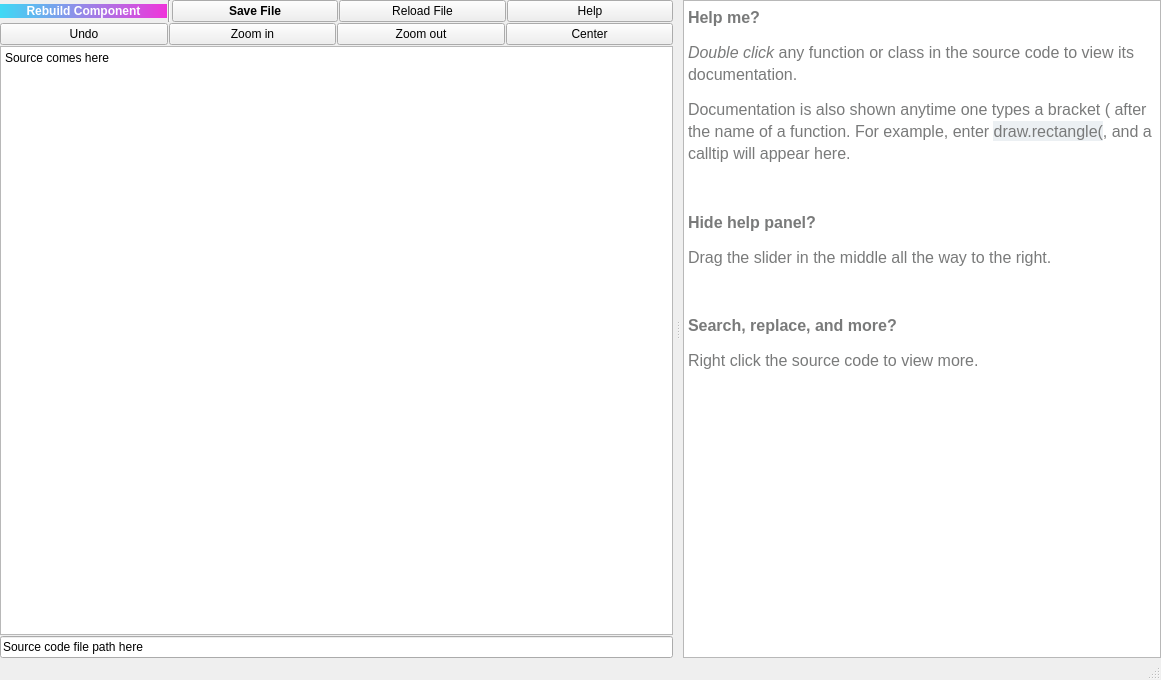
Above: qiskit_metal/_gui/edit_source_ui.ui from qiskit-community/qiskit-metal before the change. Below: the same form after it.
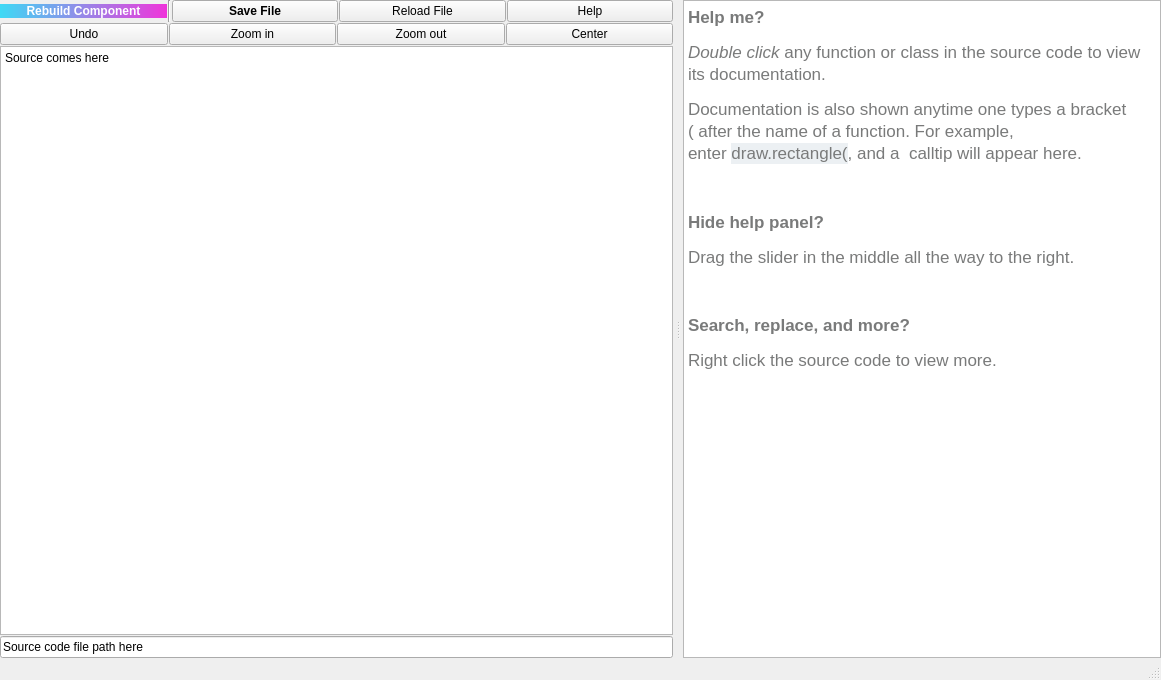
That is the form after the change. Icons and pictures are not drawn. Custom widgets are drawn as their Qt base class.

Commit message: Fixing mac found compatibility errors

```diff
--- a/qiskit_metal/_gui/edit_source_ui.ui
+++ b/qiskit_metal/_gui/edit_source_ui.ui
@@ -10,6 +10,11 @@
     <height>680</height>
    </rect>
   </property>
+  <property name="font">
+   <font>
+    <family>Arial</family>
+   </font>
+  </property>
   <property name="windowTitle">
    <string>Edit source code</string>
   </property>
@@ -258,16 +263,16 @@
            <string>&lt;!DOCTYPE HTML PUBLIC &quot;-//W3C//DTD HTML 4.0//EN&quot; &quot;http://www.w3.org/TR/REC-html40/strict.dtd&quot;&gt;
 &lt;html&gt;&lt;head&gt;&lt;meta name=&quot;qrichtext&quot; content=&quot;1&quot; /&gt;&lt;title&gt;Help&lt;/title&gt;&lt;style type=&quot;text/css&quot;&gt;
 p, li { white-space: pre-wrap; }
-&lt;/style&gt;&lt;/head&gt;&lt;body style=&quot; font-family:'.SF NS Text'; font-size:13pt; font-weight:400; font-style:normal;&quot;&gt;
-&lt;p style=&quot; margin-top:12px; margin-bottom:12px; margin-left:0px; margin-right:0px; -qt-block-indent:0; text-indent:0px; line-height:22.4px; background-color:#ffffff;&quot;&gt;&lt;span style=&quot; font-family:'Lucida Grande,Arial,sans-serif'; font-size:16px; font-weight:600; color:#797a7a; background-color:#ffffff;&quot;&gt;Help me?&lt;/span&gt;&lt;/p&gt;
-&lt;p style=&quot; margin-top:12px; margin-bottom:12px; margin-left:0px; margin-right:0px; -qt-block-indent:0; text-indent:0px; line-height:22.4px; background-color:#ffffff;&quot;&gt;&lt;span style=&quot; font-family:'Lucida Grande,Arial,sans-serif'; font-size:16px; font-style:italic; color:#797a7a; background-color:#ffffff;&quot;&gt;Double click &lt;/span&gt;&lt;span style=&quot; font-family:'Lucida Grande,Arial,sans-serif'; font-size:16px; color:#797a7a; background-color:#ffffff;&quot;&gt;any function or class in the source code to view its documentation. &lt;/span&gt;&lt;/p&gt;
-&lt;p style=&quot; margin-top:12px; margin-bottom:12px; margin-left:0px; margin-right:0px; -qt-block-indent:0; text-indent:0px; line-height:22.4px; background-color:#ffffff;&quot;&gt;&lt;span style=&quot; font-family:'Lucida Grande,Arial,sans-serif'; font-size:16px; color:#797a7a; background-color:#ffffff;&quot;&gt;Documentation is also shown anytime one types&lt;/span&gt;&lt;span style=&quot; font-family:'Lucida Grande,Arial,sans-serif'; font-size:16px; color:#797a7a;&quot;&gt; a bracket &lt;/span&gt;&lt;span style=&quot; font-family:'Monaco'; font-size:16px; color:#797a7a;&quot;&gt;(&lt;/span&gt;&lt;span style=&quot; font-family:'Lucida Grande,Arial,sans-serif'; font-size:16px; color:#797a7a;&quot;&gt; after the name of a function. &lt;/span&gt;&lt;span style=&quot; font-family:'Lucida Grande,Arial,sans-serif'; font-size:16px; color:#797a7a; background-color:#ffffff;&quot;&gt;For example, enter&lt;/span&gt;&lt;span style=&quot; font-family:'Lucida Grande,Arial,sans-serif'; font-size:16px; color:#797a7a;&quot;&gt; &lt;/span&gt;&lt;span style=&quot; font-family:'monospace,sans-serif'; font-size:16px; color:#797a7a; background-color:#ecf0f3;&quot;&gt;draw.rectangle(&lt;/span&gt;&lt;span style=&quot; font-family:'Lucida Grande,Arial,sans-serif'; font-size:16px; color:#797a7a;&quot;&gt;, and a  calltip will appear here.&lt;/span&gt;&lt;/p&gt;
-&lt;p style=&quot;-qt-paragraph-type:empty; margin-top:12px; margin-bottom:12px; margin-left:0px; margin-right:0px; -qt-block-indent:0; text-indent:0px; line-height:22.4px; font-family:'Lucida Grande,Arial,sans-serif'; font-size:16px; color:#797a7a; background-color:#ffffff;&quot;&gt;&lt;br /&gt;&lt;/p&gt;
-&lt;p style=&quot; margin-top:12px; margin-bottom:12px; margin-left:0px; margin-right:0px; -qt-block-indent:0; text-indent:0px; line-height:22.4px; background-color:#ffffff;&quot;&gt;&lt;span style=&quot; font-family:'Lucida Grande,Arial,sans-serif'; font-size:16px; font-weight:600; color:#797a7a;&quot;&gt;Hide help panel? &lt;/span&gt;&lt;/p&gt;
-&lt;p style=&quot; margin-top:12px; margin-bottom:12px; margin-left:0px; margin-right:0px; -qt-block-indent:0; text-indent:0px; line-height:22.4px; background-color:#ffffff;&quot;&gt;&lt;span style=&quot; font-family:'Lucida Grande,Arial,sans-serif'; font-size:16px; color:#797a7a;&quot;&gt;Drag the slider in the middle all the way to the right. &lt;/span&gt;&lt;/p&gt;
-&lt;p style=&quot;-qt-paragraph-type:empty; margin-top:12px; margin-bottom:12px; margin-left:0px; margin-right:0px; -qt-block-indent:0; text-indent:0px; line-height:22.4px; font-family:'Lucida Grande,Arial,sans-serif'; font-size:16px; color:#797a7a; background-color:#ffffff;&quot;&gt;&lt;br /&gt;&lt;/p&gt;
-&lt;p style=&quot; margin-top:12px; margin-bottom:12px; margin-left:0px; margin-right:0px; -qt-block-indent:0; text-indent:0px; line-height:22.4px; background-color:#ffffff;&quot;&gt;&lt;span style=&quot; font-family:'Lucida Grande,Arial,sans-serif'; font-size:16px; font-weight:600; color:#797a7a;&quot;&gt;Search, replace, and more?&lt;/span&gt;&lt;/p&gt;
-&lt;p style=&quot; margin-top:12px; margin-bottom:12px; margin-left:0px; margin-right:0px; -qt-block-indent:0; text-indent:0px; line-height:22.4px; background-color:#ffffff;&quot;&gt;&lt;span style=&quot; font-family:'Lucida Grande,Arial,sans-serif'; font-size:16px; color:#797a7a;&quot;&gt;Right click the source code to view more.&lt;/span&gt;&lt;/p&gt;&lt;/body&gt;&lt;/html&gt;</string>
+&lt;/style&gt;&lt;/head&gt;&lt;body style=&quot; font-family:'Arial'; font-size:8.1pt; font-weight:400; font-style:normal;&quot;&gt;
+&lt;p style=&quot; margin-top:12px; margin-bottom:12px; margin-left:0px; margin-right:0px; -qt-block-indent:0; text-indent:0px; line-height:22.4px; background-color:#ffffff;&quot;&gt;&lt;span style=&quot; font-family:'Arial'; font-size:13pt; font-weight:600; color:#797a7a; background-color:#ffffff;&quot;&gt;Help me?&lt;/span&gt;&lt;/p&gt;
+&lt;p style=&quot; margin-top:12px; margin-bottom:12px; margin-left:0px; margin-right:0px; -qt-block-indent:0; text-indent:0px; line-height:22.4px; background-color:#ffffff;&quot;&gt;&lt;span style=&quot; font-family:'Arial'; font-size:13pt; font-style:italic; color:#797a7a; background-color:#ffffff;&quot;&gt;Double click &lt;/span&gt;&lt;span style=&quot; font-family:'Arial'; font-size:13pt; color:#797a7a; background-color:#ffffff;&quot;&gt;any function or class in the source code to view its documentation. &lt;/span&gt;&lt;/p&gt;
+&lt;p style=&quot; margin-top:12px; margin-bottom:12px; margin-left:0px; margin-right:0px; -qt-block-indent:0; text-indent:0px; line-height:22.4px; background-color:#ffffff;&quot;&gt;&lt;span style=&quot; font-family:'Arial'; font-size:13pt; color:#797a7a; background-color:#ffffff;&quot;&gt;Documentation is also shown anytime one types&lt;/span&gt;&lt;span style=&quot; font-family:'Arial'; font-size:13pt; color:#797a7a;&quot;&gt; a bracket &lt;/span&gt;&lt;span style=&quot; font-family:'Monaco'; font-size:13pt; color:#797a7a;&quot;&gt;(&lt;/span&gt;&lt;span style=&quot; font-family:'Arial'; font-size:13pt; color:#797a7a;&quot;&gt; after the name of a function. &lt;/span&gt;&lt;span style=&quot; font-family:'Arial'; font-size:13pt; color:#797a7a; background-color:#ffffff;&quot;&gt;For example, enter&lt;/span&gt;&lt;span style=&quot; font-family:'Arial'; font-size:13pt; color:#797a7a;&quot;&gt; &lt;/span&gt;&lt;span style=&quot; font-family:'Arial'; font-size:13pt; color:#797a7a; background-color:#ecf0f3;&quot;&gt;draw.rectangle(&lt;/span&gt;&lt;span style=&quot; font-family:'Arial'; font-size:13pt; color:#797a7a;&quot;&gt;, and a  calltip will appear here.&lt;/span&gt;&lt;/p&gt;
+&lt;p style=&quot;-qt-paragraph-type:empty; margin-top:12px; margin-bottom:12px; margin-left:0px; margin-right:0px; -qt-block-indent:0; text-indent:0px; line-height:22.4px; font-family:'Arial'; font-size:13pt; color:#797a7a; background-color:#ffffff;&quot;&gt;&lt;br /&gt;&lt;/p&gt;
+&lt;p style=&quot; margin-top:12px; margin-bottom:12px; margin-left:0px; margin-right:0px; -qt-block-indent:0; text-indent:0px; line-height:22.4px; background-color:#ffffff;&quot;&gt;&lt;span style=&quot; font-family:'Arial'; font-size:13pt; font-weight:600; color:#797a7a;&quot;&gt;Hide help panel? &lt;/span&gt;&lt;/p&gt;
+&lt;p style=&quot; margin-top:12px; margin-bottom:12px; margin-left:0px; margin-right:0px; -qt-block-indent:0; text-indent:0px; line-height:22.4px; background-color:#ffffff;&quot;&gt;&lt;span style=&quot; font-family:'Arial'; font-size:13pt; color:#797a7a;&quot;&gt;Drag the slider in the middle all the way to the right. &lt;/span&gt;&lt;/p&gt;
+&lt;p style=&quot;-qt-paragraph-type:empty; margin-top:12px; margin-bottom:12px; margin-left:0px; margin-right:0px; -qt-block-indent:0; text-indent:0px; line-height:22.4px; font-family:'Arial'; font-size:13pt; color:#797a7a; background-color:#ffffff;&quot;&gt;&lt;br /&gt;&lt;/p&gt;
+&lt;p style=&quot; margin-top:12px; margin-bottom:12px; margin-left:0px; margin-right:0px; -qt-block-indent:0; text-indent:0px; line-height:22.4px; background-color:#ffffff;&quot;&gt;&lt;span style=&quot; font-family:'Arial'; font-size:13pt; font-weight:600; color:#797a7a;&quot;&gt;Search, replace, and more?&lt;/span&gt;&lt;/p&gt;
+&lt;p style=&quot; margin-top:12px; margin-bottom:12px; margin-left:0px; margin-right:0px; -qt-block-indent:0; text-indent:0px; line-height:22.4px; background-color:#ffffff;&quot;&gt;&lt;span style=&quot; font-family:'Arial'; font-size:13pt; color:#797a7a;&quot;&gt;Right click the source code to view more.&lt;/span&gt;&lt;/p&gt;&lt;/body&gt;&lt;/html&gt;</string>
           </property>
          </widget>
         </item>
```
Left out of the diff: 4 changed lines with no effect on the pictures. The commit also changes 2 other files.
